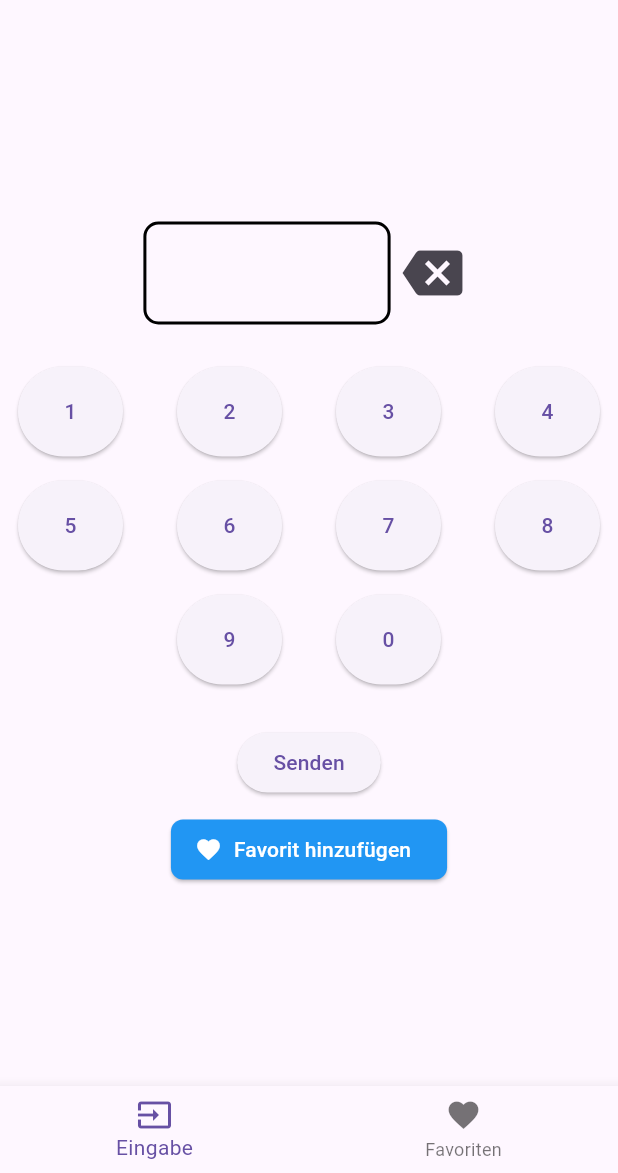
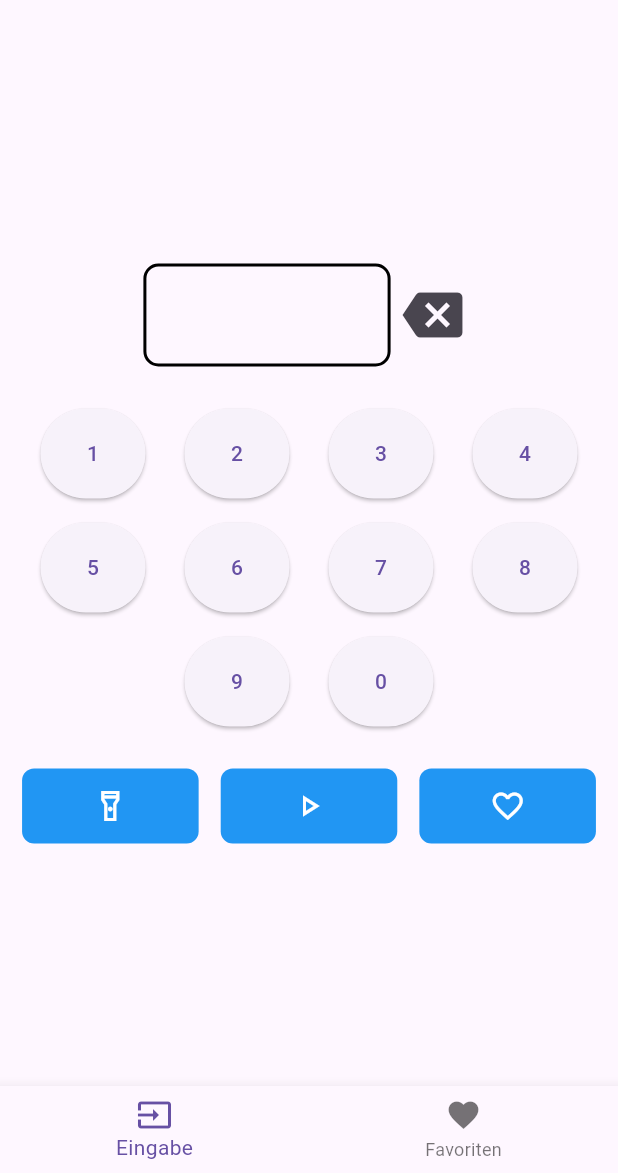
Before and after one commit to matatoMatata94/flash_meter, a Flutter app: the screen it shows after launch, on a phone screen of 412 x 824 dp, the part 63-1236 px from its top. Run offline on Flutter 3.47's test engine with Material 3 defaults, Android fonts, the phone set to English and light mode, and no system bars; our stand-ins replace shared_preferences; missing offline and left inert: torch_light.

Commit message:
Created CustomControlButton
Also a function to just turn on the flashlight by tap without duration

```diff
--- a/lib/controller/flash_meter_controller.dart
+++ b/lib/controller/flash_meter_controller.dart
@@ -30,6 +30,16 @@ class FlashMeterController {
 
   void dispose() {
     _inputNumberController.close();
+  }
+
+  void switchFlash() {
+    if (isFlashOn) {
+      isFlashOn = false;
+      TorchLight.disableTorch();
+    } else {
+      TorchLight.enableTorch();
+      isFlashOn = true;
+    }
   }
 
   Future<void> toggleFlash() async {
--- a/lib/view/pages/input_page.dart
+++ b/lib/view/pages/input_page.dart
@@ -72,25 +72,32 @@ class _InputPageState extends State<InputPage> {
                 onTap: (label) {
                   widget.controller.updateInputFieldFromInput(label);
                 },
-                spacing: 20,
+                spacing: 10,
                 size: size.width,
               ),
               const SizedBox(height: 20),
-              Column(
-                mainAxisAlignment: MainAxisAlignment.center,
+              Row(
+                mainAxisAlignment: MainAxisAlignment.spaceEvenly,
                 children: [
-                  ElevatedButton(
+                  CustomControlButton(
+                    icon: widget.controller.isFlashOn == true
+                        ? const Icon(Icons.flashlight_off_outlined)
+                        : const Icon(Icons.flashlight_on_outlined),
+                    onPressed: () {
+                      setState(() {
+                        widget.controller.switchFlash();
+                      });
+                    },
+                  ),
+                  CustomControlButton(
+                    icon: const Icon(Icons.play_arrow_outlined),
                     onPressed: () async {
                       await widget.controller.flashBasedOnNumber();
                     },
-                    child: const Text('Senden'),
                   ),
-                  const SizedBox(height: 10),
-                  AddToFavoritesButton(
-                    titleController: widget.titleController,
-                    inputNumber: inputNumber,
-                    context: context,
-                    showAddFavoritePopup: () {
+                  CustomControlButton(
+                    icon: const Icon(Icons.favorite_border_outlined),
+                    onPressed: () {
                       showAddFavoritePopup(context, widget.titleController);
                     },
                   ),
--- a/lib/view/widgets/common_widgets.dart
+++ b/lib/view/widgets/common_widgets.dart
@@ -28,28 +28,24 @@ class CustomBottomNavigationBar extends StatelessWidget {
   }
 }
 
-class AddToFavoritesButton extends StatelessWidget {
-  final TextEditingController titleController;
-  final String inputNumber;
-  final VoidCallback showAddFavoritePopup;
-  final BuildContext context;
+class CustomControlButton extends StatelessWidget {
+  final VoidCallback onPressed;
+  final Icon icon;
 
-  const AddToFavoritesButton({
-    required this.titleController,
-    required this.inputNumber,
-    required this.showAddFavoritePopup,
-    required this.context,
+  const CustomControlButton({
+    required this.onPressed,
+    required this.icon,
   });
 
   @override
   Widget build(BuildContext context) {
-    return ElevatedButton.icon(
+    return IconButton(
       onPressed: () {
-        showAddFavoritePopup();
+        onPressed();
       },
-      icon: const Icon(Icons.favorite),
-      label: const Text('Favorit hinzufügen'),
+      icon: icon,
       style: ElevatedButton.styleFrom(
+        fixedSize: Size(MediaQuery.of(context).size.width / 3.5, 50),
         foregroundColor: Colors.white,
         backgroundColor: Colors.blue,
         shape: RoundedRectangleBorder(
```
